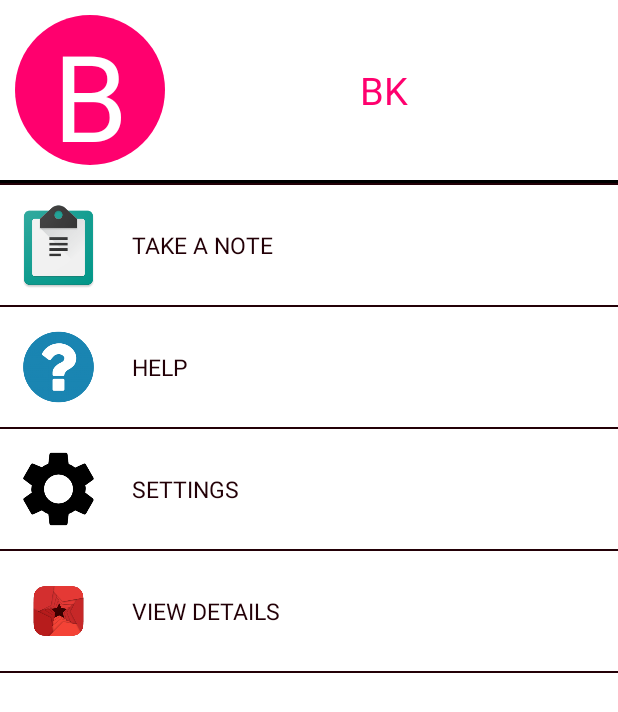
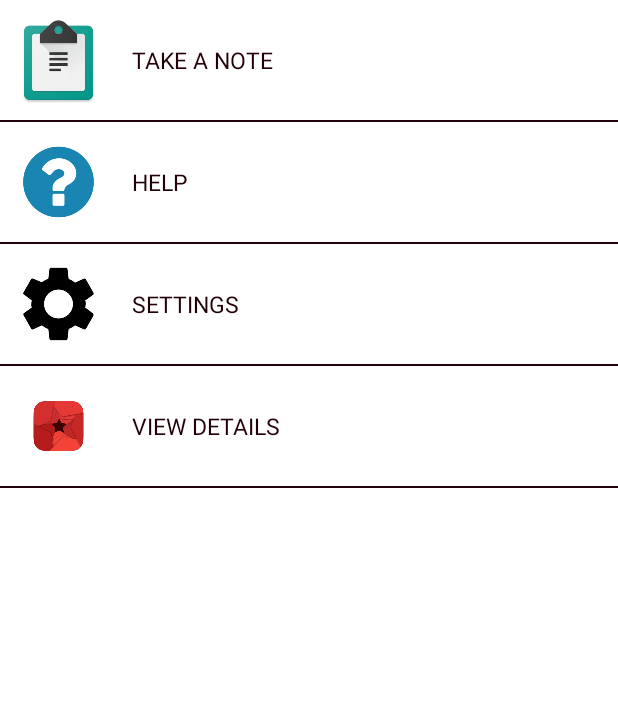
Before and after one commit to bharath-koteswarao/ACS, an Android app: the fragment NavigationDrawer shown on its own in the app's theme, on a phone screen of 412 x 824 dp. Shown: the top 712 px of the screen. Run offline under Robolectric (Android 15) with nearby library versions, the phone set to English and light mode, and no system bars.

Commit message:
Only output is left

```diff
--- a/app/src/main/java/bk/acs/RecyclerView3/MyAdapter3.java
+++ b/app/src/main/java/bk/acs/RecyclerView3/MyAdapter3.java
@@ -56,7 +56,7 @@ public class MyAdapter3 extends RecyclerView.Adapter<MyAdapter3.Holder> {
         }
         @Override
         public void onClick(View view) {
-            ((SubActivity1)context).onClickForAbsent(getPosition(), listdata3.get(getPosition()));
+            //((SubActivity1)context).onClickForAbsent(getPosition(), listdata3.get(getPosition()));
         }
     }
 }
--- a/app/src/main/res/layout/fragment_navigation_drawer.xml
+++ b/app/src/main/res/layout/fragment_navigation_drawer.xml
@@ -6,48 +6,7 @@
     android:orientation="vertical"
     tools:context="bk.acs.NavigationDrawer">
 
-    <LinearLayout
-        android:layout_width="match_parent"
-        android:layout_height="wrap_content"
-        android:layout_gravity="center"
-        android:background="#fff"
-        android:orientation="vertical"
-        android:padding="10dp">
 
-        <LinearLayout
-            android:layout_width="match_parent"
-            android:layout_height="wrap_content"
-            android:orientation="horizontal">
-
-            <TextView
-                android:layout_width="100dp"
-                android:layout_height="100dp"
-                android:background="@drawable/circle"
-                android:gravity="center|top"
-                android:text="B"
-                android:textColor="@android:color/white"
-                android:textSize="80dp" />
-
-            <TextView
-                android:layout_width="match_parent"
-                android:layout_height="match_parent"
-                android:gravity="center"
-                android:text="BK"
-                android:textAlignment="center"
-                android:textColor="#FF006E"
-                android:textSize="25dp" />
-        </LinearLayout>
-    </LinearLayout>
-
-    <TextView
-        android:layout_width="match_parent"
-        android:layout_height="2dp"
-        android:background="@android:color/black" />
-
-    <TextView
-        android:layout_width="match_parent"
-        android:layout_height="1dp"
-        android:background="@color/colorAccent" />
 
     <LinearLayout
         android:id="@+id/note"
```
Also changed, not shown: app/src/main/java/bk/acs/MainActivity.java (+0 -7 lines), app/src/main/java/bk/acs/RecyclerView2/Data2.java (+7 -12 lines), app/src/main/java/bk/acs/RecyclerView2/MyAdapter2.java (+18 -5 lines), app/src/main/java/bk/acs/SubActivity1.java (+52 -31 lines), app/src/main/res/layout/activity_sub1.xml (+12 -1 lines), app/src/main/res/layout/students_li.xml (+11 -3 lines).
